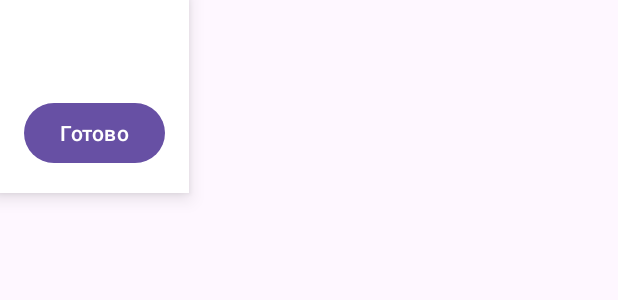
After one commit to irina410/TaskTimer, an Android app: the layout dialog_alarm.xml on its own in the app's theme, with its tools: preview values and no code run, on a phone screen of 412 x 824 dp. The commit adds this screen. Shown: the top 300 px of the screen. Run offline under Robolectric (Android 15) with nearby library versions, the phone set to English and light mode, and no system bars.

Commit message:
alarm is better)

```diff
--- a/app/src/main/java/com/example/tasktimer/MainActivity.kt
+++ b/app/src/main/java/com/example/tasktimer/MainActivity.kt
@@ -39,6 +39,7 @@ class MainActivity : AppCompatActivity() {
             }
         }
 
+
         if (Build.VERSION.SDK_INT >= Build.VERSION_CODES.M && !Settings.canDrawOverlays(context)) {
             val intent = Intent(Settings.ACTION_MANAGE_OVERLAY_PERMISSION, Uri.parse("package:${context.packageName}"))
             startActivity(intent)
--- /dev/null
+++ b/app/src/main/res/layout/dialog_alarm.xml
@@ -0,0 +1,24 @@
+<?xml version="1.0" encoding="utf-8"?>
+<LinearLayout xmlns:android="http://schemas.android.com/apk/res/android"
+    android:layout_width="wrap_content"
+    android:layout_height="wrap_content"
+    android:orientation="vertical"
+    android:padding="16dp"
+    android:background="@android:color/white"
+    android:elevation="8dp">
+
+    <TextView
+        android:id="@+id/dialog_message"
+        android:layout_width="match_parent"
+        android:layout_height="wrap_content"
+        android:textSize="18sp"
+        android:textColor="@android:color/black"
+        android:padding="8dp" />
+
+    <Button
+        android:id="@+id/dialog_button"
+        android:layout_width="match_parent"
+        android:layout_height="wrap_content"
+        android:layout_marginTop="8dp"
+        android:text="Готово" />
+</LinearLayout>
```
Also changed, not shown: app/src/main/java/com/example/tasktimer/view/TaskAdapter.kt (+42 -15 lines).
